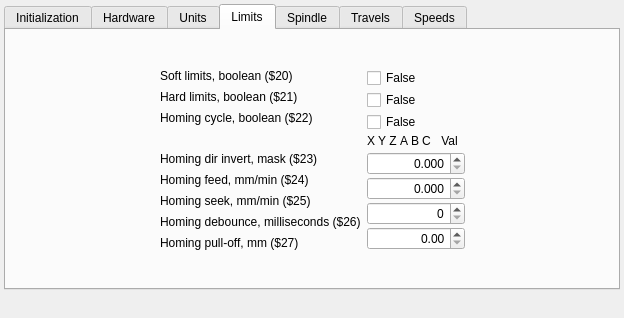
First picture: the form in dlgConfig.ui, repository fra589/cn5X, before the edit.
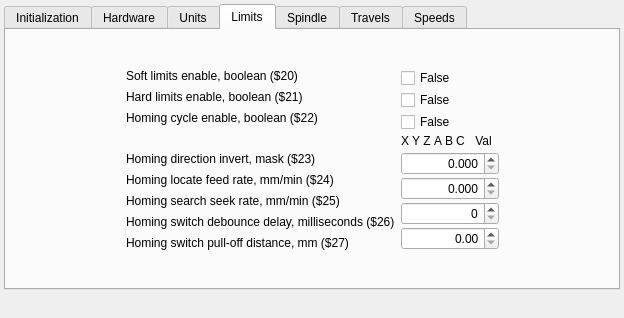
Second picture: the form after the edit. The open tabs and pages were chosen to show the change. Icons and pictures are not drawn. Custom widgets are drawn as their Qt base class.

```diff
--- a/dlgConfig.ui
+++ b/dlgConfig.ui
@@ -980,21 +980,21 @@
            <item>
             <widget class="QLabel" name="label_20">
              <property name="text">
-              <string>Soft limits, boolean ($20)</string>
+              <string>Soft limits enable, boolean ($20)</string>
              </property>
             </widget>
            </item>
            <item>
             <widget class="QLabel" name="label_21">
              <property name="text">
-              <string>Hard limits, boolean ($21)</string>
+              <string>Hard limits enable, boolean ($21)</string>
              </property>
             </widget>
            </item>
            <item>
             <widget class="QLabel" name="label_22">
              <property name="text">
-              <string>Homing cycle, boolean ($22)</string>
+              <string>Homing cycle enable, boolean ($22)</string>
              </property>
             </widget>
            </item>
@@ -1008,35 +1008,35 @@
            <item>
             <widget class="QLabel" name="label_23">
              <property name="text">
-              <string>Homing dir invert, mask ($23)</string>
+              <string>Homing direction invert, mask ($23)</string>
              </property>
             </widget>
            </item>
            <item>
             <widget class="QLabel" name="label_32">
              <property name="text">
-              <string>Homing feed, mm/min ($24)</string>
+              <string>Homing locate feed rate, mm/min ($24)</string>
              </property>
             </widget>
            </item>
            <item>
             <widget class="QLabel" name="label_33">
              <property name="text">
-              <string>Homing seek, mm/min ($25)</string>
+              <string>Homing search seek rate, mm/min ($25)</string>
              </property>
             </widget>
            </item>
            <item>
             <widget class="QLabel" name="label_34">
              <property name="text">
-              <string>Homing debounce, milliseconds ($26)</string>
+              <string>Homing switch debounce delay, milliseconds ($26)</string>
              </property>
             </widget>
            </item>
            <item>
             <widget class="QLabel" name="label_35">
              <property name="text">
-              <string>Homing pull-off, mm ($27)</string>
+              <string>Homing switch pull-off distance, mm ($27)</string>
              </property>
             </widget>
            </item>
```
Left out of the diff: 22 changed lines with no effect on the pictures.
